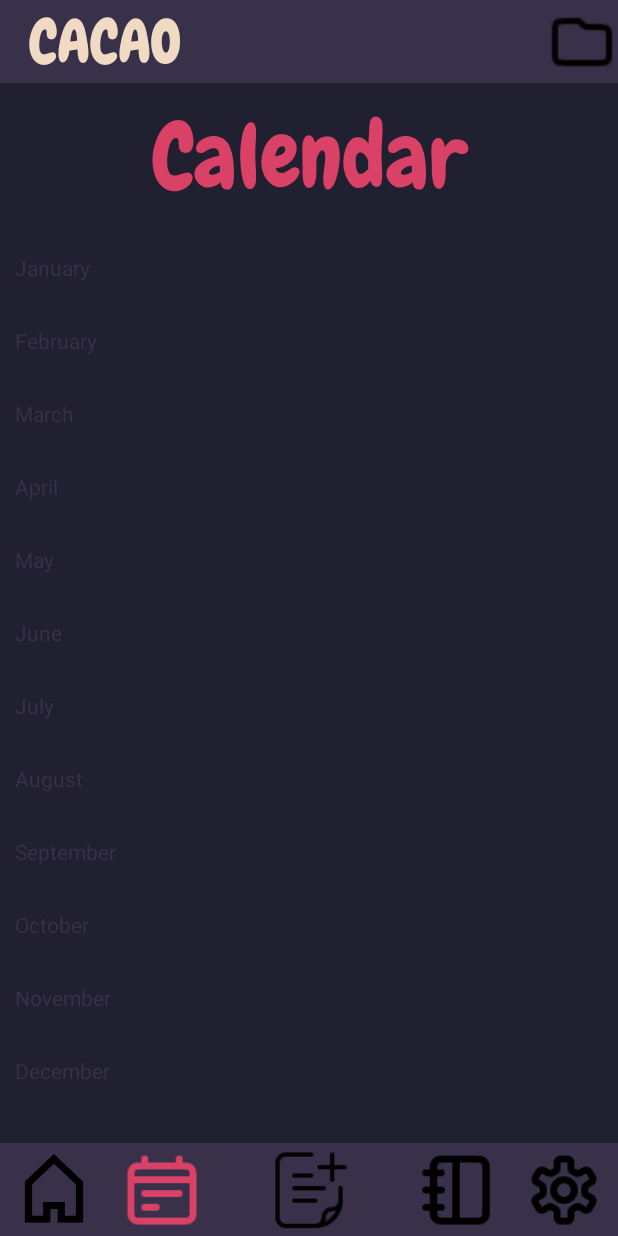
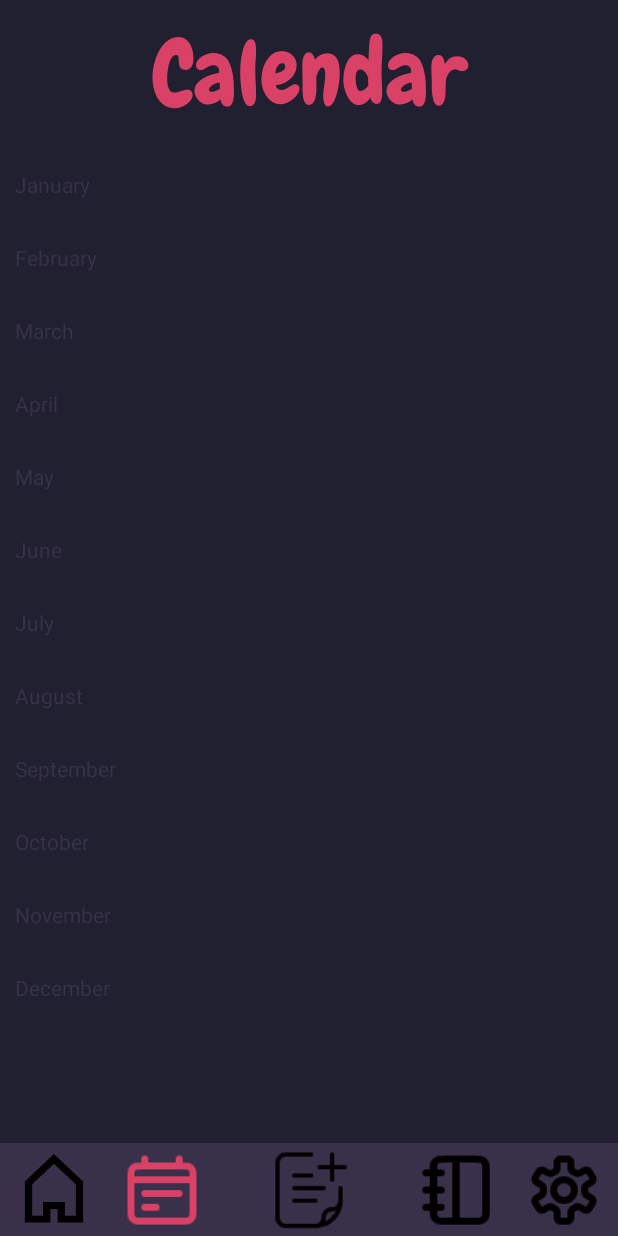
Before and after one commit to JmKopecky/Cacao, an Android app: the CalendarActivity screen opened directly, with no data from a screen before it, on a phone screen of 412 x 824 dp. Run offline under Robolectric (Android 15) with nearby library versions, the phone set to English and light mode, and no system bars; network calls fail.

Commit message:
Removed top bar in places

```diff
--- a/app/src/main/res/layout/activity_calendar.xml
+++ b/app/src/main/res/layout/activity_calendar.xml
@@ -11,41 +11,6 @@
     android:textAlignment="center"
     tools:context=".activities.CalendarActivity">
 
-
-    <androidx.constraintlayout.widget.ConstraintLayout
-        android:id="@+id/top_bar"
-        android:layout_width="match_parent"
-        android:layout_height="55dp"
-        android:background="@color/secondary_background">
-
-        <ImageButton
-            android:id="@+id/files"
-            android:layout_width="wrap_content"
-            android:layout_height="wrap_content"
-            android:backgroundTint="#00FFFFFF"
-            android:scaleX="2"
-            android:scaleY="2"
-            app:layout_constraintBottom_toBottomOf="parent"
-            app:layout_constraintEnd_toEndOf="parent"
-            app:layout_constraintTop_toTopOf="parent"
-            app:srcCompat="@drawable/file_button" />
-
-        <TextView
-            android:id="@+id/cacao_text"
-            android:layout_width="wrap_content"
-            android:layout_height="wrap_content"
-            android:fontFamily="@font/chewy"
-            android:text="CACAO"
-            android:textColor="@color/text_color"
-            android:textColorLink="@color/text_color"
-            android:textSize="40sp"
-            app:layout_constraintBottom_toBottomOf="parent"
-            app:layout_constraintEnd_toStartOf="@+id/files"
-            app:layout_constraintHorizontal_bias="0.073"
-            app:layout_constraintStart_toStartOf="parent"
-            app:layout_constraintTop_toTopOf="parent" />
-
-    </androidx.constraintlayout.widget.ConstraintLayout>
 
     <ScrollView
         android:id="@+id/calendarscrollarea"
```
Also changed, not shown: app/src/main/res/drawable/button_rounded_test.xml (added, +9 -0 lines), app/src/main/res/layout/activity_course_display.xml (+14 -50 lines), app/src/main/res/layout/activity_notes.xml (+0 -37 lines).
